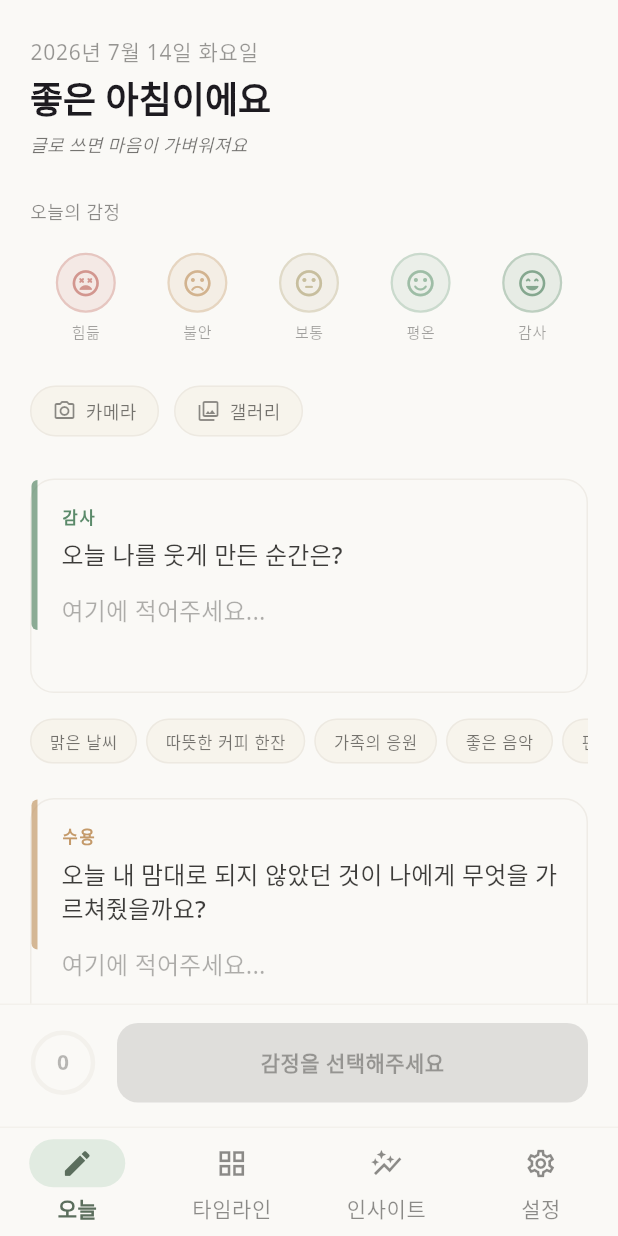
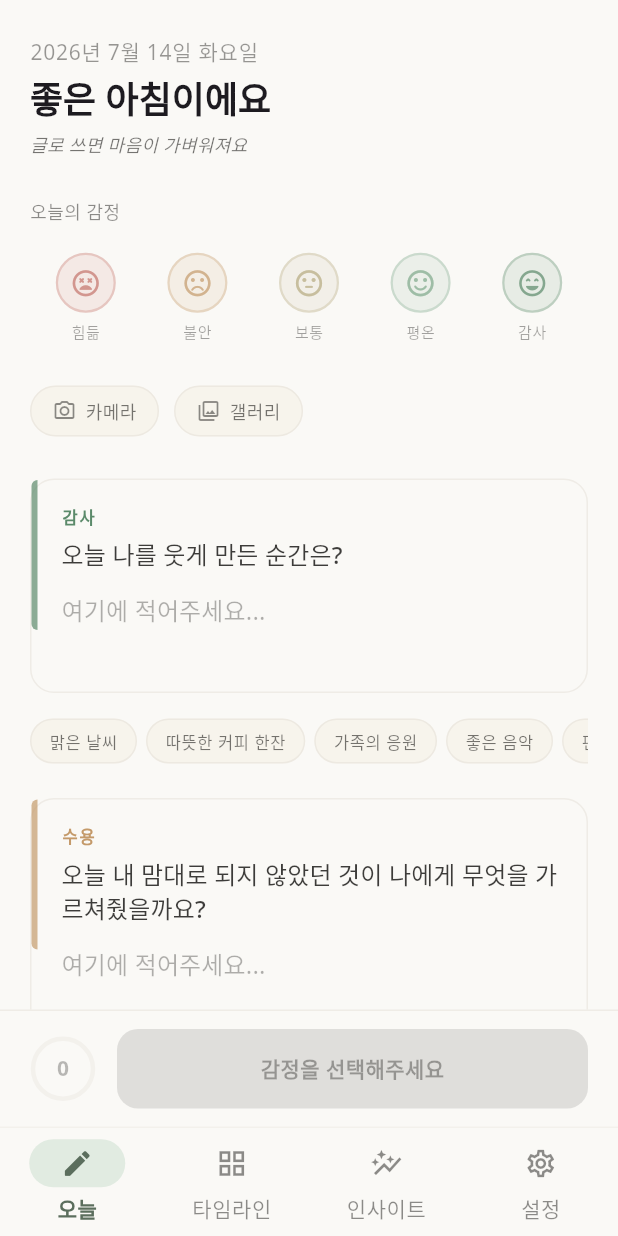
Before and after one commit to devcsb/3lines, a Flutter app: the screen it shows after launch, after a tap on "건너뛰기", on a phone screen of 412 x 824 dp. Run offline on Flutter 3.47's test engine with Material 3 defaults, Android fonts, the phone set to English and light mode, and no system bars; our stand-ins replace drift, file_picker, fl_chart, flutter_local_notifications, flutter_riverpod, go_router and 8 more; accounts and stored records are empty; generated files the repository leaves out were written again.

Commit message:
fix: keep Today save action above keyboard

```diff
--- a/lib/features/today/today_screen.dart
+++ b/lib/features/today/today_screen.dart
@@ -53,6 +53,7 @@ class _TodayScreenState extends ConsumerState<TodayScreen>
     final theme = Theme.of(context);
 
     return Scaffold(
+      resizeToAvoidBottomInset: true,
       body: asyncState.when(
         skipLoadingOnRefresh: true,
         loading: () => const Center(child: CircularProgressIndicator()),
@@ -358,43 +359,38 @@ class _TodayScreenState extends ConsumerState<TodayScreen>
                     ),
                   ),
                 ),
-
-                // Bottom button
                 Container(
-                  padding: EdgeInsets.fromLTRB(
-                    20,
-                    12,
-                    20,
-                    16 + MediaQuery.of(context).padding.bottom,
-                  ),
                   decoration: BoxDecoration(
                     color: theme.colorScheme.surface,
                     border: Border(
                       top: BorderSide(
                         color: theme.colorScheme.outlineVariant.withValues(
-                          alpha: 0.3,
+                          alpha: 0.5,
                         ),
                       ),
                     ),
                   ),
+                  child: SafeArea(
+                    top: false,
+                    child: Padding(
+                      padding: const EdgeInsets.fromLTRB(20, 12, 20, 12),
                       child: isReadMode
                           ? Semantics(
                               button: true,
                               label: '오늘의 기록 수정하기',
                               child: SizedBox(
                                 width: double.infinity,
-                            child: OutlinedButton(
+                                child: OutlinedButton.icon(
                                   onPressed: () => ref
                                       .read(todayControllerProvider.notifier)
                                       .toggleEdit(),
-                              child: const Text('수정하기'),
+                                  icon: const Icon(Icons.edit_outlined),
+                                  label: const Text('수정하기'),
                                 ),
                               ),
                             )
                           : AnimatedSaveButton(
                               emotionSelected: state.emotion != null,
-                          // 링은 3줄(답변) 작성 진척만 정직하게 표시한다.
-                          // 감정 선택 여부는 emotionSelected로 버튼 라벨/활성화에서 분리해 표현.
                               filledCount: filledCount,
                               canSave: state.canSave,
                               isSaving: state.isSaving,
@@ -406,11 +402,12 @@ class _TodayScreenState extends ConsumerState<TodayScreen>
                                     .save();
                                 if (!context.mounted) return;
                                 if (success) {
-                              // 저장 완료 시 키보드를 닫아 완료 애니메이션이 가려지지 않게 함
                                   FocusScope.of(context).unfocus();
                                 }
                                 if (success && isFirstSave) {
-                              setState(() => _showCompletionAnimation = true);
+                                  setState(
+                                    () => _showCompletionAnimation = true,
+                                  );
                                 } else if (!success) {
                                   messenger.showSnackBar(
                                     const SnackBar(
@@ -419,6 +416,8 @@ class _TodayScreenState extends ConsumerState<TodayScreen>
                                   );
                                 }
                               },
+                            ),
+                    ),
                   ),
                 ),
               ],
@@ -431,9 +430,9 @@ class _TodayScreenState extends ConsumerState<TodayScreen>
 }
 
 class _MiniSparkline extends StatelessWidget {
+  const _MiniSparkline({required this.recentEmotions});
+
   final List<({DateTime date, int emotion})> recentEmotions;
-
-  const _MiniSparkline({required this.recentEmotions});
 
   static const _dayLabels = ['월', '화', '수', '목', '금', '토', '일'];
 
```
Lines whose indentation alone changed are shown as unchanged.
